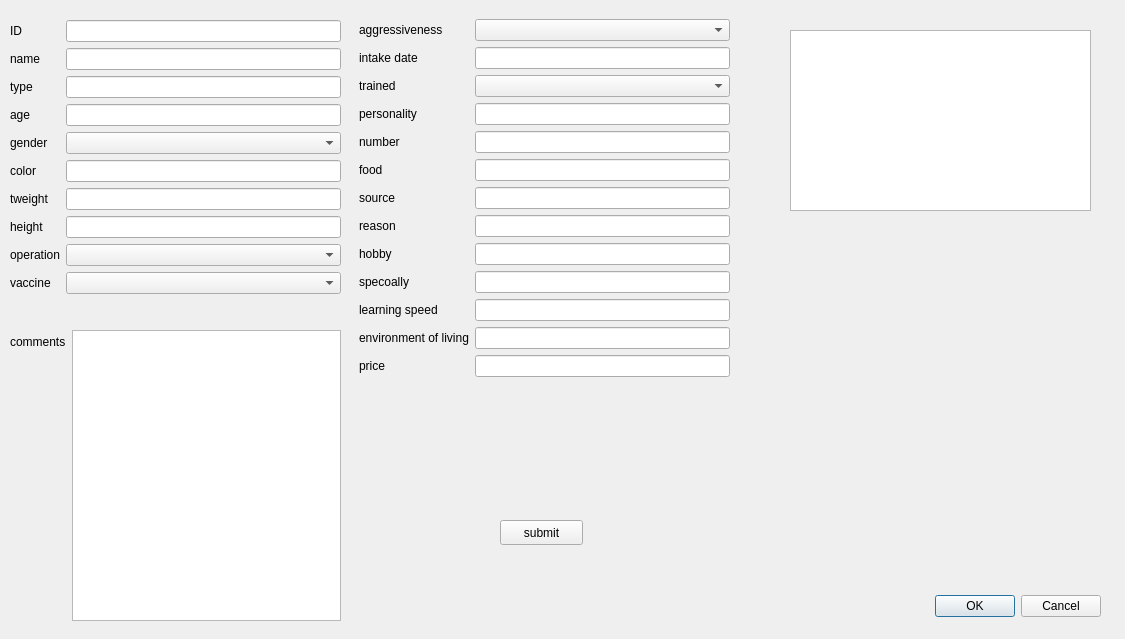
Qt form manageanimalwindow.ui (CRM2017/cuACS) before a commit.
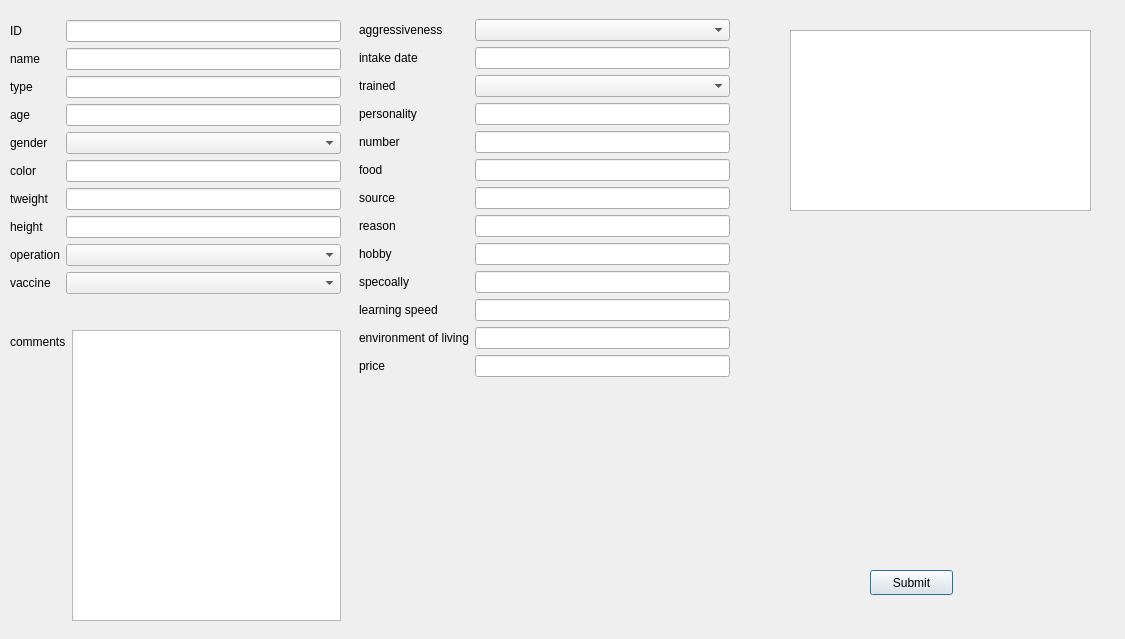
The same form after that commit.

What changed in the file:
```diff
--- a/manageanimalwindow.ui
+++ b/manageanimalwindow.ui
@@ -13,22 +13,6 @@
   <property name="windowTitle">
    <string>Dialog</string>
   </property>
-  <widget class="QDialogButtonBox" name="buttonBox">
-   <property name="geometry">
-    <rect>
-     <x>920</x>
-     <y>590</y>
-     <width>181</width>
-     <height>32</height>
-    </rect>
-   </property>
-   <property name="orientation">
-    <enum>Qt::Horizontal</enum>
-   </property>
-   <property name="standardButtons">
-    <set>QDialogButtonBox::Cancel|QDialogButtonBox::Ok</set>
-   </property>
-  </widget>
   <widget class="QWidget" name="formLayoutWidget">
    <property name="geometry">
     <rect>
@@ -323,14 +307,14 @@
   <widget class="QPushButton" name="submitButton">
    <property name="geometry">
     <rect>
-     <x>500</x>
-     <y>520</y>
+     <x>870</x>
+     <y>570</y>
      <width>83</width>
      <height>25</height>
     </rect>
    </property>
    <property name="text">
-    <string>submit</string>
+    <string>Submit</string>
    </property>
   </widget>
  </widget>
```
Left out of the diff: 35 changed lines with no effect on the pictures.
